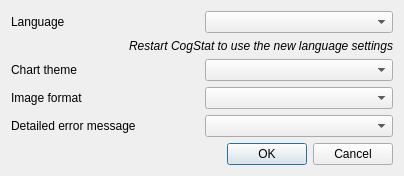
The window that cogstat/ui/preferences.ui (cogstat/cogstat) describes before a commit, drawn with Qt 5.
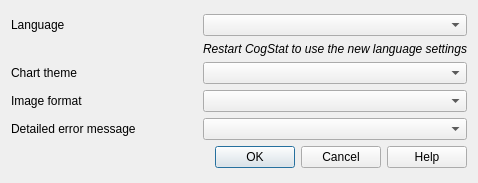
The same window after the commit.

Commit message: Add Help buttons to dialogs

Diff of the .ui file:
```diff
--- a/cogstat/ui/preferences.ui
+++ b/cogstat/ui/preferences.ui
@@ -6,57 +6,28 @@
    <rect>
     <x>0</x>
     <y>0</y>
-    <width>404</width>
-    <height>170</height>
+    <width>478</width>
+    <height>183</height>
    </rect>
   </property>
   <property name="windowTitle">
    <string>Preferences</string>
   </property>
   <layout class="QGridLayout" name="gridLayout">
-   <item row="2" column="0">
-    <widget class="QLabel" name="label_3">
-     <property name="text">
-      <string>Chart theme</string>
-     </property>
-     <property name="buddy">
-      <cstring>themeComboBox</cstring>
-     </property>
-    </widget>
-   </item>
-   <item row="0" column="1">
-    <widget class="QComboBox" name="langComboBox"/>
-   </item>
-   <item row="6" column="0">
-    <spacer name="verticalSpacer">
-     <property name="orientation">
-      <enum>Qt::Vertical</enum>
-     </property>
-     <property name="sizeHint" stdset="0">
-      <size>
-       <width>20</width>
-       <height>40</height>
-      </size>
-     </property>
-    </spacer>
-   </item>
-   <item row="10" column="0" colspan="2">
-    <widget class="QDialogButtonBox" name="buttonBox">
-     <property name="orientation">
-      <enum>Qt::Horizontal</enum>
-     </property>
-     <property name="standardButtons">
-      <set>QDialogButtonBox::Cancel|QDialogButtonBox::Ok</set>
-     </property>
-    </widget>
-   </item>
+   <item row="9" column="0">
+    <layout class="QVBoxLayout" name="verticalLayout_2">
+     <item>
+      <layout class="QGridLayout" name="gridLayout_3">
    <item row="2" column="1">
     <widget class="QComboBox" name="themeComboBox"/>
    </item>
-   <item row="4" column="0">
-    <widget class="QLabel" name="label_2">
+       <item row="0" column="0">
+        <widget class="QLabel" name="label">
      <property name="text">
-      <string>Detailed error message</string>
+          <string>Language</string>
+         </property>
+         <property name="buddy">
+          <cstring>langComboBox</cstring>
      </property>
     </widget>
    </item>
@@ -73,21 +44,24 @@
    <item row="3" column="1">
     <widget class="QComboBox" name="image_combo_box"/>
    </item>
-   <item row="0" column="0">
-    <widget class="QLabel" name="label">
+       <item row="2" column="0">
+        <widget class="QLabel" name="label_3">
      <property name="text">
-      <string>Language</string>
+          <string>Chart theme</string>
      </property>
      <property name="buddy">
       <cstring>langComboBox</cstring>
      </property>
     </widget>
    </item>
-   <item row="4" column="1">
-    <widget class="QComboBox" name="error_combo_box"/>
-   </item>
-   <item row="1" column="0" colspan="2">
+       <item row="1" column="1">
     <widget class="QLabel" name="label_6">
+         <property name="sizePolicy">
+          <sizepolicy hsizetype="Preferred" vsizetype="Fixed">
+           <horstretch>0</horstretch>
+           <verstretch>0</verstretch>
+          </sizepolicy>
+         </property>
      <property name="font">
       <font>
        <italic>true</italic>
@@ -100,6 +74,39 @@
       <set>Qt::AlignRight|Qt::AlignTrailing|Qt::AlignVCenter</set>
      </property>
     </widget>
+       </item>
+       <item row="0" column="1">
+        <widget class="QComboBox" name="langComboBox"/>
+       </item>
+       <item row="4" column="1">
+        <widget class="QComboBox" name="error_combo_box"/>
+       </item>
+       <item row="4" column="0">
+        <widget class="QLabel" name="label_2">
+         <property name="text">
+          <string>Detailed error message</string>
+         </property>
+        </widget>
+       </item>
+      </layout>
+     </item>
+     <item>
+      <widget class="QDialogButtonBox" name="buttonBox">
+       <property name="sizePolicy">
+        <sizepolicy hsizetype="Expanding" vsizetype="Fixed">
+         <horstretch>0</horstretch>
+         <verstretch>0</verstretch>
+        </sizepolicy>
+       </property>
+       <property name="orientation">
+        <enum>Qt::Horizontal</enum>
+       </property>
+       <property name="standardButtons">
+        <set>QDialogButtonBox::Cancel|QDialogButtonBox::Help|QDialogButtonBox::Ok</set>
+       </property>
+      </widget>
+     </item>
+    </layout>
    </item>
   </layout>
  </widget>
```
Left out of the diff: 2 changed lines with no effect on the pictures. Lines whose indentation alone changed are shown as unchanged. The commit also changes 40 other files.
